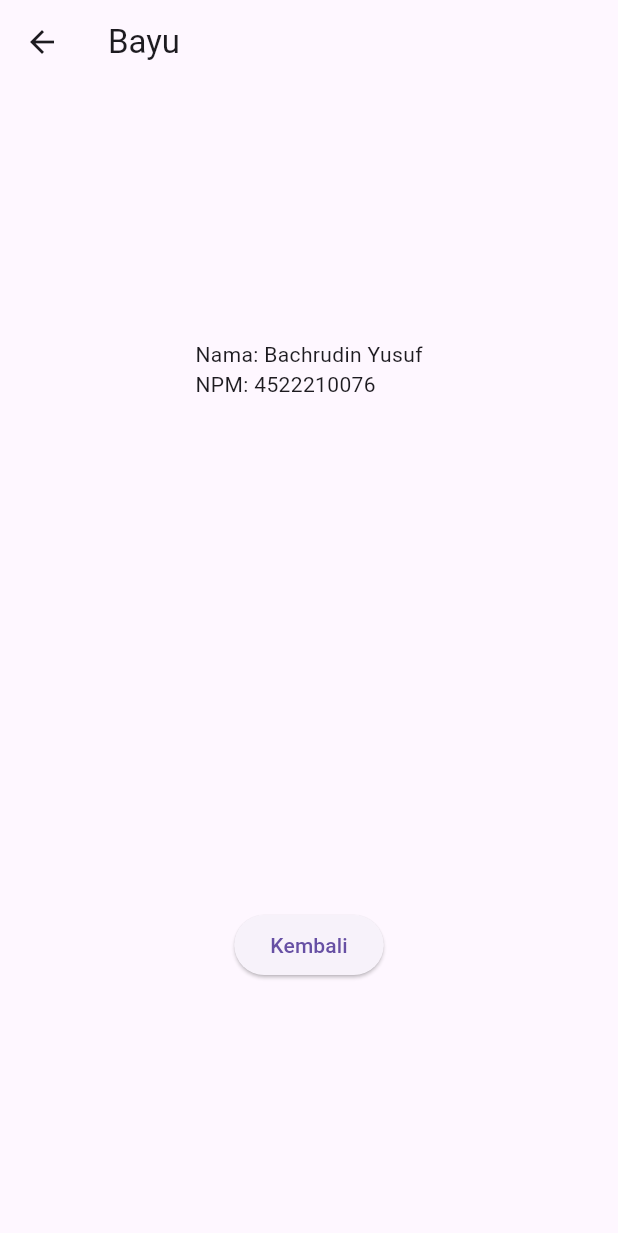
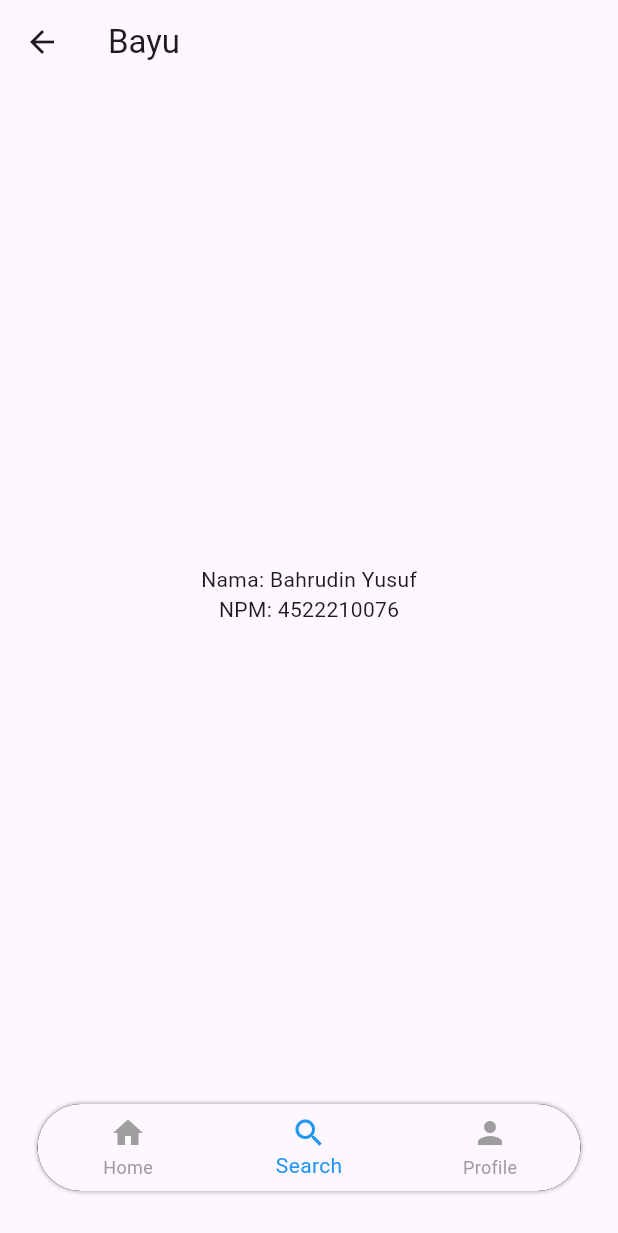
Before and after one commit to FerryAchmadAkbar4522210088/PBM-ZTE, a Flutter app: the BayuPage screen opened directly, on a phone screen of 412 x 824 dp. Shown: the top 1233 px of the screen. Run offline on Flutter 3.47's test engine with Material 3 defaults, Android fonts, the phone set to English and light mode, and no system bars; missing offline and left inert: flutter_application_1; statements that could not run were skipped.

Commit message:
Update bayu.dart

```diff
--- a/lib/pages/bayu.dart
+++ b/lib/pages/bayu.dart
@@ -1,27 +1,65 @@
 import 'package:flutter/material.dart';
+import 'home.dart'; // Pastikan ini sesuai dengan lokasi file HomePage
 
-class BayuPage extends StatelessWidget {
+class BayuPage extends StatefulWidget {
+  @override
+  _BayuPageState createState() => _BayuPageState();
+}
+
+class _BayuPageState extends State<BayuPage> {
+  int _selectedIndex = 1; // Atur indeks default ke halaman saat ini
+
+  void _onItemTapped(int index) {
+    if (index == 0) {
+      // Jika Home diklik, kembali ke HomePage
+      Navigator.pushReplacement(
+          context, MaterialPageRoute(builder: (context) => HomePage()));
+    }
+    setState(() {
+      _selectedIndex = index;
+    });
+  }
+
   @override
   Widget build(BuildContext context) {
     return Scaffold(
       appBar: AppBar(title: const Text("Bayu")),
-      body: Column(
-        mainAxisAlignment: MainAxisAlignment.spaceAround,
-        children: [
-          Center(
-            child: Column(
-              crossAxisAlignment: CrossAxisAlignment.start,
-              children: [
-                Text("Nama: Bachrudin Yusuf"),
-                Text("NPM: 4522210076"),
-              ],
+      body: Center(
+        child: Column(
+          mainAxisAlignment: MainAxisAlignment.center,
+          children: const [
+            Text("Nama: Bahrudin Yusuf"),
+            Text("NPM: 4522210076"),
+          ],
+        ),
+      ),
+      bottomNavigationBar: Container(
+        margin: EdgeInsets.only(bottom: 30, left: 25, right: 25),
+        decoration: BoxDecoration(
+          color: Colors.black,
+          borderRadius: BorderRadius.circular(30),
+          boxShadow: [
+            BoxShadow(
+              color: Colors.grey,
+              blurRadius: 2,
+              spreadRadius: 0.1,
             ),
+          ],
+        ),
+        child: ClipRRect(
+          borderRadius: BorderRadius.circular(30),
+          child: BottomNavigationBar(
+            currentIndex: _selectedIndex,
+            onTap: _onItemTapped,
+            selectedItemColor: Colors.blue,
+            unselectedItemColor: Colors.grey,
+            items: const [
+              BottomNavigationBarItem(icon: Icon(Icons.home), label: "Home"),
+              BottomNavigationBarItem(icon: Icon(Icons.search), label: "Search"),
+              BottomNavigationBarItem(icon: Icon(Icons.person), label: "Profile"),
+            ],
           ),
-          ElevatedButton(
-            onPressed: () => Navigator.pop(context),
-            child: const Text("Kembali"),
-          ),
-        ],
+        ),
       ),
     );
   }
```
